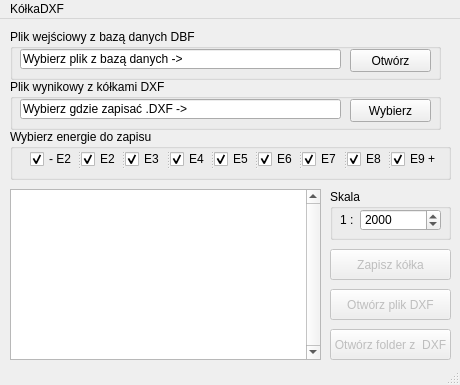
Old version of the form mainwindow.ui in the repository 15831944/KolkaDXF.
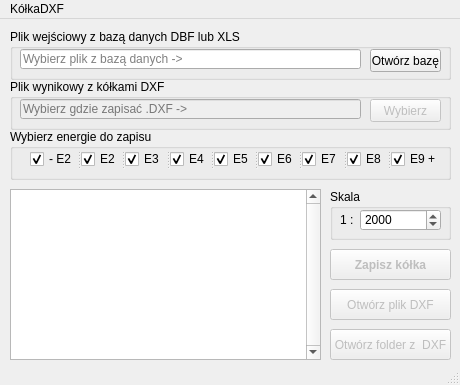
New version of the form.

Patch:
```diff
--- a/mainwindow.ui
+++ b/mainwindow.ui
@@ -32,6 +32,12 @@
       <height>31</height>
      </rect>
     </property>
+    <property name="font">
+     <font>
+      <weight>75</weight>
+      <bold>true</bold>
+     </font>
+    </property>
     <property name="text">
      <string>Zapisz kółka</string>
     </property>
@@ -241,58 +247,67 @@
      <rect>
       <x>10</x>
       <y>10</y>
-      <width>431</width>
+      <width>441</width>
       <height>51</height>
      </rect>
     </property>
     <property name="title">
-     <string>Plik wejściowy z bazą danych DBF</string>
+     <string>Plik wejściowy z bazą danych DBF lub XLS</string>
     </property>
     <widget class="QLineEdit" name="lineEditInputDbPath">
      <property name="geometry">
       <rect>
        <x>10</x>
        <y>20</y>
-       <width>321</width>
+       <width>341</width>
        <height>20</height>
       </rect>
      </property>
-     <property name="text">
+     <property name="placeholderText">
       <string>Wybierz plik z bazą danych -&gt;</string>
      </property>
+     <property name="clearButtonEnabled">
+      <bool>true</bool>
+     </property>
     </widget>
     <widget class="QPushButton" name="buttonOtworz">
      <property name="geometry">
       <rect>
-       <x>340</x>
+       <x>360</x>
        <y>20</y>
-       <width>81</width>
+       <width>71</width>
        <height>23</height>
       </rect>
      </property>
      <property name="text">
-      <string>Otwórz</string>
+      <string>Otwórz bazę</string>
      </property>
     </widget>
    </widget>
    <widget class="QGroupBox" name="groupBox_4">
+    <property name="enabled">
+     <bool>true</bool>
+    </property>
     <property name="geometry">
      <rect>
       <x>10</x>
       <y>60</y>
-      <width>431</width>
+      <width>441</width>
       <height>51</height>
      </rect>
     </property>
     <property name="title">
      <string>Plik wynikowy z kółkami DXF</string>
     </property>
-    <widget class="QPushButton" name="buttonWybierzDXF">
+    <widget class="QPushButton" name="buttonSelectDxfPath">
+     <property name="enabled">
+      <bool>false</bool>
+     </property>
      <property name="geometry">
       <rect>
-       <x>340</x>
+       <x>360</x>
        <y>20</y>
-       <width>81</width>
+       <width>71</width>
        <height>23</height>
       </rect>
      </property>
@@ -301,17 +316,23 @@
      </property>
     </widget>
     <widget class="QLineEdit" name="lineEditDXFpath">
+     <property name="enabled">
+      <bool>false</bool>
+     </property>
      <property name="geometry">
       <rect>
        <x>10</x>
        <y>20</y>
-       <width>321</width>
+       <width>341</width>
        <height>20</height>
       </rect>
      </property>
-     <property name="text">
+     <property name="placeholderText">
       <string>Wybierz gdzie zapisać .DXF -&gt;</string>
      </property>
+     <property name="clearButtonEnabled">
+      <bool>true</bool>
+     </property>
     </widget>
    </widget>
   </widget>
```
Left out of the diff: 18 changed lines with no effect on the pictures.
